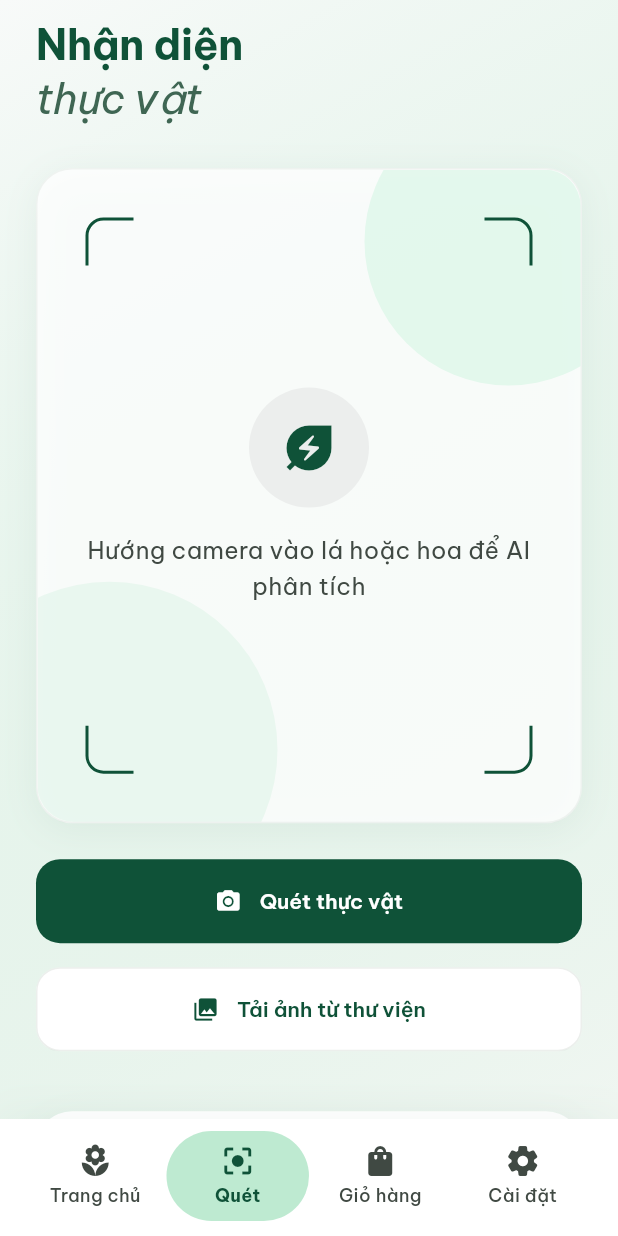
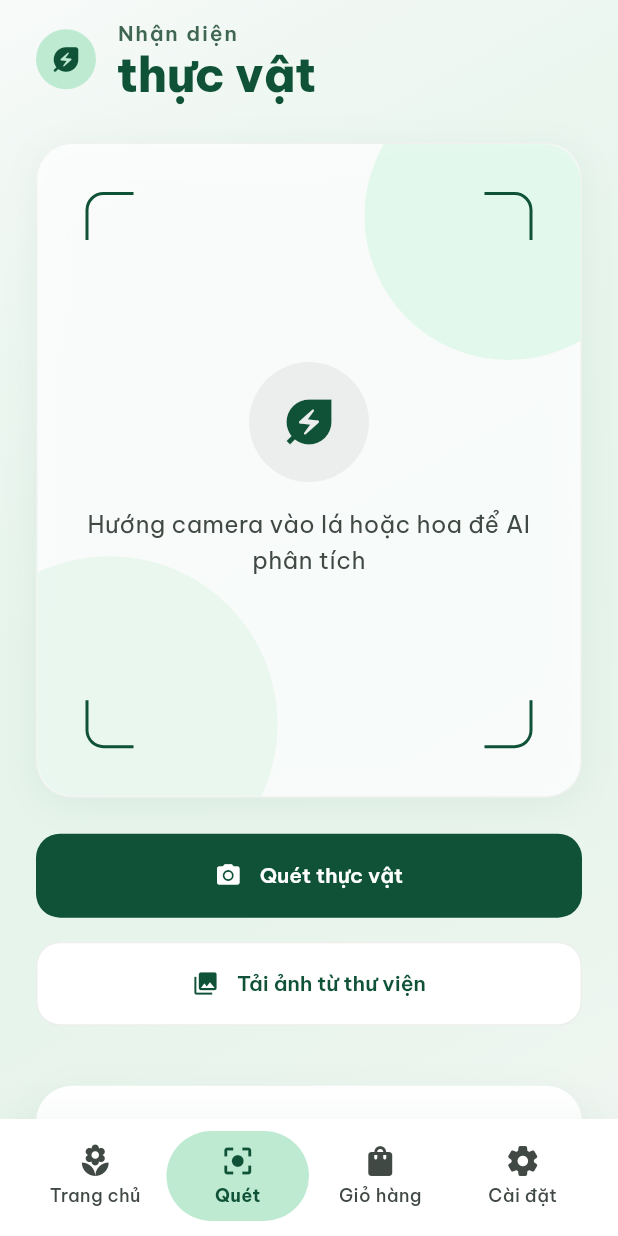
Before and after one commit to baotv-itr/BigPlant_App, a Flutter app: the MainShellScreen screen opened by its route, item 2 of the bottom bar chosen, on a phone screen of 412 x 824 dp. Run offline on Flutter 3.47's test engine with Material 3 defaults, Android fonts, the phone set to English and light mode, and no system bars; our stand-ins replace camera, flutter_map, flutter_tts, google_fonts, image_picker, latlong2 and 1 more; missing offline and left inert: onnxruntime; accounts and stored records are empty; network calls fail; project files that could hold a hidden picture were left out.

Commit message:
improve: Enhance UI layout and formatting for scan tab and real-time scan screen

```diff
--- a/lib/features/shop/presentation/screens/scan_tab.dart
+++ b/lib/features/shop/presentation/screens/scan_tab.dart
@@ -92,23 +92,45 @@ class _ScanTabState extends State<ScanTab> {
         child: ListView(
           padding: const EdgeInsets.fromLTRB(24, 12, 24, 120),
           children: [
-            RichText(
-              text: TextSpan(
-                style: theme.textTheme.titleLarge?.copyWith(
+            Row(
+              crossAxisAlignment: CrossAxisAlignment.center,
+              children: [
+                Container(
+                  width: 40,
+                  height: 40,
+                  decoration: BoxDecoration(
+                    color: AppColors.secondaryContainer,
+                    shape: BoxShape.circle,
+                  ),
+                  child: const Icon(
+                    Icons.energy_savings_leaf_rounded,
                     color: AppColors.primary,
+                    size: 22,
                   ),
+                ),
+                const SizedBox(width: 14),
+                Column(
+                  crossAxisAlignment: CrossAxisAlignment.start,
                   children: [
-                  TextSpan(text: t.t('scan_intro_title_line_1')),
-                  TextSpan(
-                    text: '\n${t.t('scan_intro_title_line_2')}',
-                    style: theme.textTheme.titleLarge?.copyWith(
+                    Text(
+                      t.t('scan_intro_title_line_1'),
+                      style: theme.textTheme.labelLarge?.copyWith(
                         color: AppColors.secondary,
-                      fontStyle: FontStyle.italic,
-                      fontWeight: FontWeight.w400,
+                        fontWeight: FontWeight.w600,
+                        letterSpacing: 1.2,
+                      ),
+                    ),
+                    Text(
+                      t.t('scan_intro_title_line_2'),
+                      style: theme.textTheme.headlineLarge?.copyWith(
+                        color: AppColors.primary,
+                        fontWeight: FontWeight.w800,
+                        height: 1.1,
                       ),
                     ),
                   ],
                 ),
+              ],
             ),
             const SizedBox(height: 28),
             _PreviewCard(
```
Also changed, not shown: lib/features/scan/presentation/screens/camera_realtime_scan_screen.dart (+32 -6 lines). Lines whose indentation alone changed are shown as unchanged.
